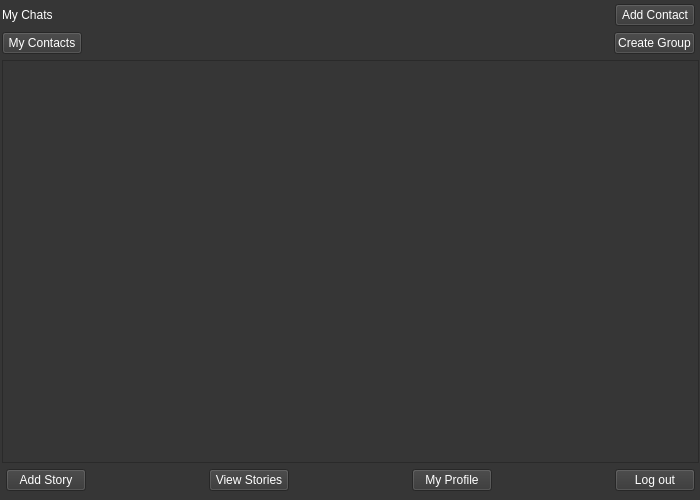
First picture: the form in Chat-Application/Chats.ui, repository verina101/Chat-Application, before the edit.
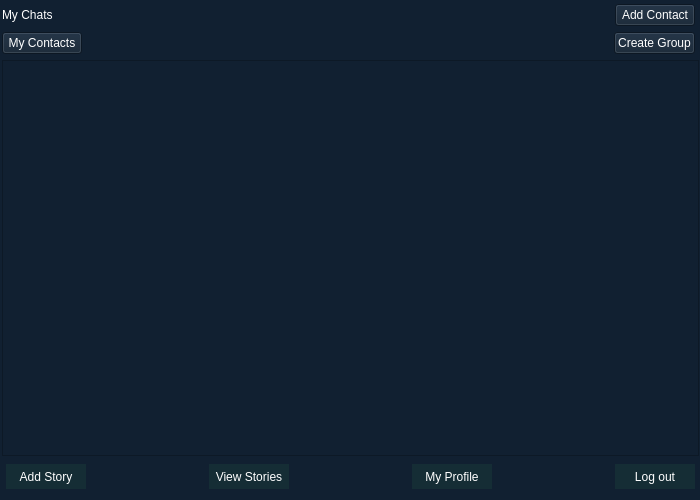
Second picture: the form after the edit.

```diff
--- a/Chat-Application/Chats.ui
+++ b/Chat-Application/Chats.ui
@@ -30,6 +30,9 @@
     <string notr="true"/>
    </property>
    <widget class="QWidget" name="page_myChats">
+    <property name="styleSheet">
+     <string notr="true">background:rgb(17, 32, 49);</string>
+    </property>
     <widget class="QWidget" name="layoutWidget">
      <property name="geometry">
       <rect>
@@ -91,6 +94,9 @@
       </item>
       <item>
        <layout class="QHBoxLayout" name="horizontalLayout_2">
+        <property name="spacing">
+         <number>6</number>
+        </property>
         <property name="leftMargin">
          <number>0</number>
         </property>
@@ -128,6 +134,9 @@
       </item>
       <item>
        <widget class="QListWidget" name="listWidget">
+        <property name="styleSheet">
+         <string notr="true"/>
+        </property>
         <property name="horizontalScrollBarPolicy">
          <enum>Qt::ScrollBarAlwaysOff</enum>
         </property>
@@ -142,13 +151,26 @@
          <number>4</number>
         </property>
         <property name="topMargin">
-         <number>0</number>
+         <number>2</number>
         </property>
         <property name="rightMargin">
          <number>4</number>
         </property>
+        <property name="bottomMargin">
+         <number>2</number>
+        </property>
         <item>
          <widget class="QPushButton" name="pushButton_addStory">
+          <property name="minimumSize">
+           <size>
+            <width>80</width>
+            <height>25</height>
+           </size>
+          </property>
+          <property name="styleSheet">
+           <string notr="true">background:rgb(21, 45, 53);
+border-radius:15px;</string>
+          </property>
           <property name="text">
            <string>Add Story</string>
           </property>
@@ -169,6 +191,16 @@
         </item>
         <item>
          <widget class="QPushButton" name="pushButton_viewStory">
+          <property name="minimumSize">
+           <size>
+            <width>80</width>
+            <height>25</height>
+           </size>
+          </property>
+          <property name="styleSheet">
+           <string notr="true">background:rgb(21, 45, 53);
+border-radius:15px;</string>
+          </property>
           <property name="text">
            <string>View Stories</string>
           </property>
@@ -189,6 +221,16 @@
         </item>
         <item>
          <widget class="QPushButton" name="pushButton_Profile">
+          <property name="minimumSize">
+           <size>
+            <width>80</width>
+            <height>25</height>
+           </size>
+          </property>
+          <property name="styleSheet">
+           <string notr="true">background:rgb(21, 45, 53);
+border-radius:15px;</string>
+          </property>
           <property name="text">
            <string>My Profile</string>
           </property>
@@ -209,6 +251,16 @@
         </item>
         <item>
          <widget class="QPushButton" name="pushButton_logOut">
+          <property name="minimumSize">
+           <size>
+            <width>80</width>
+            <height>25</height>
+           </size>
+          </property>
+          <property name="styleSheet">
+           <string notr="true">background:rgb(21, 45, 53);
+border-radius:15px;</string>
+          </property>
           <property name="text">
            <string>Log out</string>
           </property>
```
Left out of the diff: 3 changed lines with no effect on the pictures.
